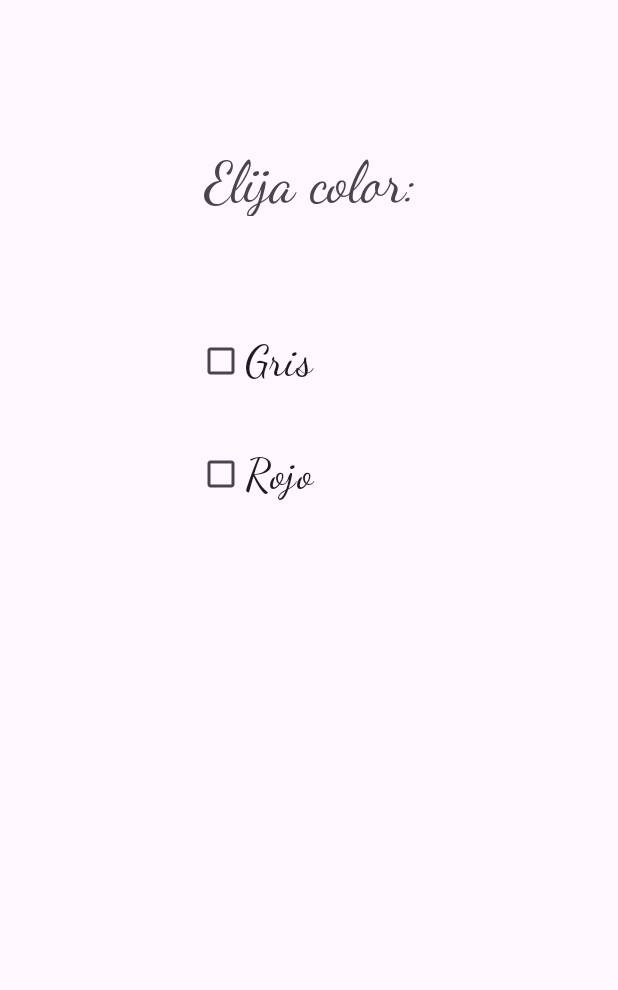
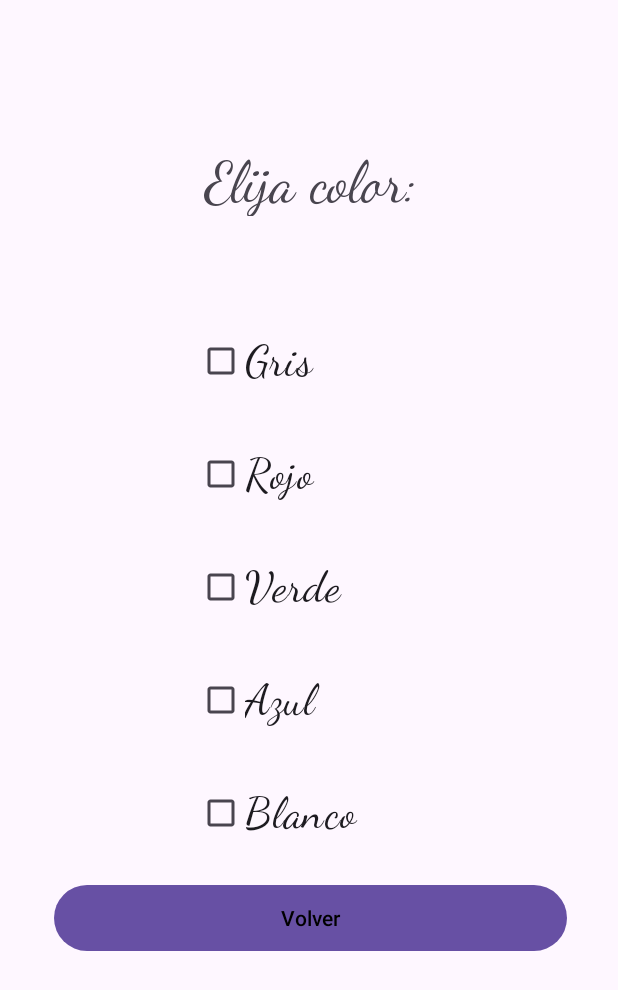
Before and after one commit to Soto02/AndroidStudio, an Android app: the ColorFondo screen opened directly, with no data from a screen before it, on a phone screen of 412 x 824 dp. Shown: the top 990 px of the screen. Run offline under Robolectric (Android 15) with nearby library versions, the phone set to English and light mode, and no system bars.

Commit message:
cambiarColor

```diff
--- a/Intent2/app/src/main/res/layout/activity_color_fondo.xml
+++ b/Intent2/app/src/main/res/layout/activity_color_fondo.xml
@@ -88,5 +88,84 @@
             android:layout_height="12dp"
             android:orientation="horizontal"></LinearLayout>
 
+        <LinearLayout
+            android:layout_width="147dp"
+            android:layout_height="63dp"
+            android:layout_marginStart="95dp"
+            android:layout_marginEnd="85dp"
+            android:orientation="horizontal">
+            <CheckBox
+                android:id="@+id/cbVerde"
+                android:layout_width="134dp"
+                android:layout_height="match_parent"
+                android:layout_gravity="center"
+                android:layout_weight="1"
+                android:fontFamily="cursive"
+                android:text="Verde"
+                android:textSize="29dp"/>
+        </LinearLayout>
+
+        <LinearLayout
+            android:layout_width="match_parent"
+            android:layout_height="12dp"
+            android:orientation="horizontal"></LinearLayout>
+
+        <LinearLayout
+            android:layout_width="147dp"
+            android:layout_height="63dp"
+            android:layout_marginStart="95dp"
+            android:layout_marginEnd="85dp"
+            android:orientation="horizontal">
+
+            <CheckBox
+                android:id="@+id/cbAzul"
+                android:layout_width="134dp"
+                android:layout_height="match_parent"
+                android:layout_gravity="center"
+                android:layout_weight="1"
+                android:fontFamily="cursive"
+                android:text="Azul"
+                android:textSize="29dp" />
+        </LinearLayout>
+
+        <LinearLayout
+            android:layout_width="match_parent"
+            android:layout_height="12dp"
+            android:orientation="horizontal"></LinearLayout>
+
+        <LinearLayout
+            android:layout_width="147dp"
+            android:layout_height="63dp"
+            android:layout_marginStart="95dp"
+            android:layout_marginEnd="85dp"
+            android:orientation="horizontal">
+
+            <CheckBox
+                android:layout_width="134dp"
+                android:layout_height="match_parent"
+                android:layout_gravity="center"
+                android:layout_weight="1"
+                android:fontFamily="cursive"
+                android:text="Blanco"
+                android:textSize="29dp"/>
+        </LinearLayout>
+
+        <LinearLayout
+            android:layout_width="match_parent"
+            android:layout_height="12dp"
+            android:orientation="horizontal"></LinearLayout>
+
+        <Button
+            android:id="@+id/btnVolverConfig"
+            android:layout_width="match_parent"
+            android:layout_height="wrap_content"
+            android:layout_weight="1"
+            android:text="Volver"
+            android:textColor="@color/black" />
+
+        <LinearLayout
+            android:layout_width="match_parent"
+            android:layout_height="55dp"
+            android:orientation="horizontal"></LinearLayout>
     </LinearLayout>
 </androidx.constraintlayout.widget.ConstraintLayout>
```
